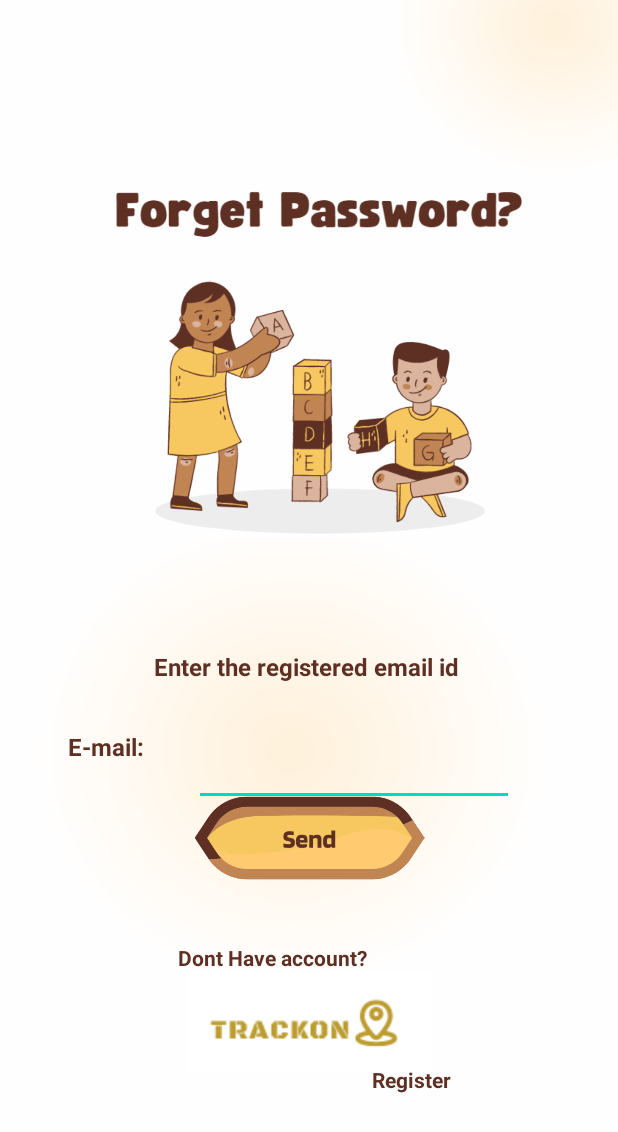
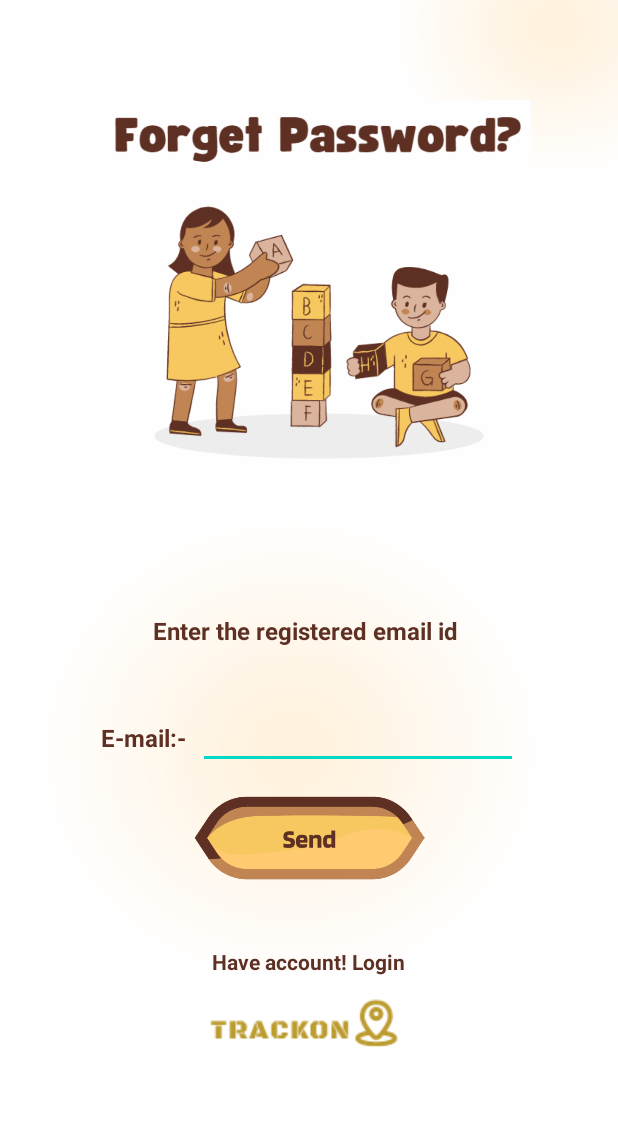
Before and after one commit to rjsaurav13/TrackOn, an Android app: the Reset screen opened directly, with no data from a screen before it, on a phone screen of 412 x 824 dp. Shown: the top 1132 px of the screen. Run offline under Robolectric (Android 15) with nearby library versions, the phone set to English and light mode, and no system bars.

Commit message:
Update activity_reset.xml

```diff
--- a/TrackON/app/src/main/res/layout/activity_reset.xml
+++ b/TrackON/app/src/main/res/layout/activity_reset.xml
@@ -12,68 +12,68 @@
         android:id="@+id/textView4"
         android:layout_width="250dp"
         android:layout_height="37dp"
-        android:layout_marginStart="81dp"
-        android:layout_marginTop="13dp"
+        android:layout_marginStart="80dp"
+        android:layout_marginTop="363dp"
         android:layout_marginEnd="81dp"
-        android:layout_marginBottom="21dp"
+        android:layout_marginBottom="331dp"
         android:text="Enter the registered email id "
         android:textAlignment="center"
         android:textColor="#5E3023"
         android:textSize="16sp"
         android:textStyle="bold"
-        app:layout_constraintBottom_toTopOf="@+id/editTextTextEmailAddress"
+        app:layout_constraintBottom_toBottomOf="parent"
         app:layout_constraintEnd_toEndOf="parent"
         app:layout_constraintStart_toStartOf="parent"
-        app:layout_constraintTop_toBottomOf="@+id/imageView"
-        app:layout_constraintVertical_bias="1.0" />
+        app:layout_constraintTop_toTopOf="parent" />
 
     <ImageView
         android:id="@+id/imageView"
         android:layout_width="298dp"
         android:layout_height="320dp"
-        android:layout_marginTop="31dp"
-        android:layout_marginBottom="380dp"
+        android:layout_marginStart="56dp"
+        android:layout_marginTop="28dp"
+        android:layout_marginEnd="28dp"
+        android:layout_marginBottom="383dp"
         app:layout_constraintBottom_toBottomOf="parent"
         app:layout_constraintEnd_toEndOf="parent"
-        app:layout_constraintHorizontal_bias="0.495"
+        app:layout_constraintHorizontal_bias="0.0"
         app:layout_constraintStart_toStartOf="parent"
         app:layout_constraintTop_toTopOf="parent"
+        app:layout_constraintVertical_bias="0.0"
         app:srcCompat="@drawable/forgot" />
 
     <EditText
         android:id="@+id/editTextTextEmailAddress"
         android:layout_width="wrap_content"
         android:layout_height="wrap_content"
-        android:layout_marginStart="132dp"
-        android:layout_marginTop="71dp"
-        android:layout_marginEnd="69dp"
-        android:layout_marginBottom="264dp"
+        android:layout_marginStart="133dp"
+        android:layout_marginTop="421dp"
+        android:layout_marginEnd="68dp"
+        android:layout_marginBottom="265dp"
         android:ems="10"
         android:inputType="textEmailAddress"
         app:layout_constraintBottom_toBottomOf="parent"
         app:layout_constraintEnd_toEndOf="parent"
-        app:layout_constraintHorizontal_bias="1.0"
         app:layout_constraintStart_toStartOf="parent"
-        app:layout_constraintTop_toBottomOf="@+id/imageView" />
+        app:layout_constraintTop_toTopOf="parent" />
 
     <TextView
         android:id="@+id/textView9"
         android:layout_width="85dp"
         android:layout_height="32dp"
-        android:layout_marginStart="54dp"
-        android:layout_marginTop="46dp"
-        android:layout_marginEnd="5dp"
-        android:text="E-mail:"
-        android:textAlignment="viewStart"
+        android:layout_marginStart="38dp"
+        android:layout_marginTop="434dp"
+        android:layout_marginEnd="288dp"
+        android:layout_marginBottom="265dp"
+        android:text="E-mail:-"
+        android:textAlignment="viewEnd"
         android:textColor="#5E3023"
         android:textSize="16sp"
         android:textStyle="bold"
         app:layout_constraintBottom_toBottomOf="parent"
-        app:layout_constraintEnd_toStartOf="@+id/editTextTextEmailAddress"
-        app:layout_constraintHorizontal_bias="0.583"
+        app:layout_constraintEnd_toEndOf="parent"
         app:layout_constraintStart_toStartOf="parent"
-        app:layout_constraintTop_toTopOf="parent"
-        app:layout_constraintVertical_bias="0.591" />
+        app:layout_constraintTop_toTopOf="parent" />
 
     <ImageView
         android:id="@+id/imageView2"
@@ -106,33 +106,21 @@
         app:srcCompat="@drawable/to" />
 
     <TextView
-        android:id="@+id/textView3"
+        android:id="@+id/textView"
         android:layout_width="wrap_content"
         android:layout_height="wrap_content"
-        android:text="Register"
+        android:layout_marginStart="141dp"
+        android:layout_marginTop="631dp"
+        android:layout_marginEnd="70dp"
+        android:layout_marginBottom="81dp"
+        android:text="Have account! Login"
         android:textColor="#5E3023"
         android:textStyle="bold"
         app:layout_constraintBottom_toBottomOf="parent"
         app:layout_constraintEnd_toEndOf="parent"
-        app:layout_constraintHorizontal_bias="0.691"
+        app:layout_constraintHorizontal_bias="0.0"
         app:layout_constraintStart_toStartOf="parent"
         app:layout_constraintTop_toTopOf="parent"
-        app:layout_constraintVertical_bias="0.882" />
-
-    <TextView
-        android:id="@+id/textView"
-        android:layout_width="wrap_content"
-        android:layout_height="wrap_content"
-        android:layout_marginTop="3dp"
-        android:layout_marginEnd="164dp"
-        android:layout_marginBottom="6dp"
-        android:text="Dont Have account? "
-        android:textColor="#5E3023"
-        android:textStyle="bold"
-        app:layout_constraintBottom_toTopOf="@+id/imageView8"
-        app:layout_constraintEnd_toEndOf="parent"
-        app:layout_constraintHorizontal_bias="1.0"
-        app:layout_constraintStart_toStartOf="parent"
-        app:layout_constraintTop_toBottomOf="@+id/imageView2" />
+        app:layout_constraintVertical_bias="0.0" />
 
 </androidx.constraintlayout.widget.ConstraintLayout>
```
